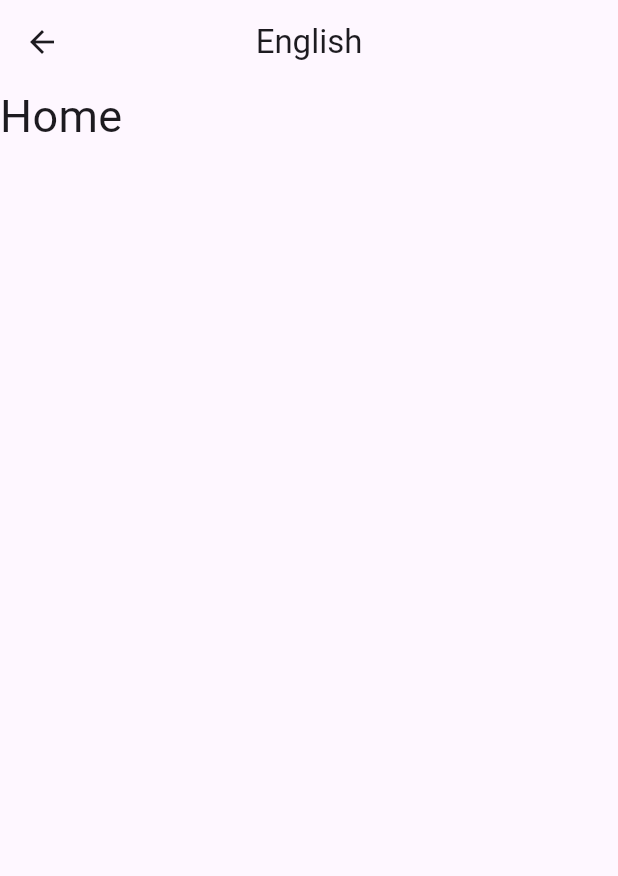
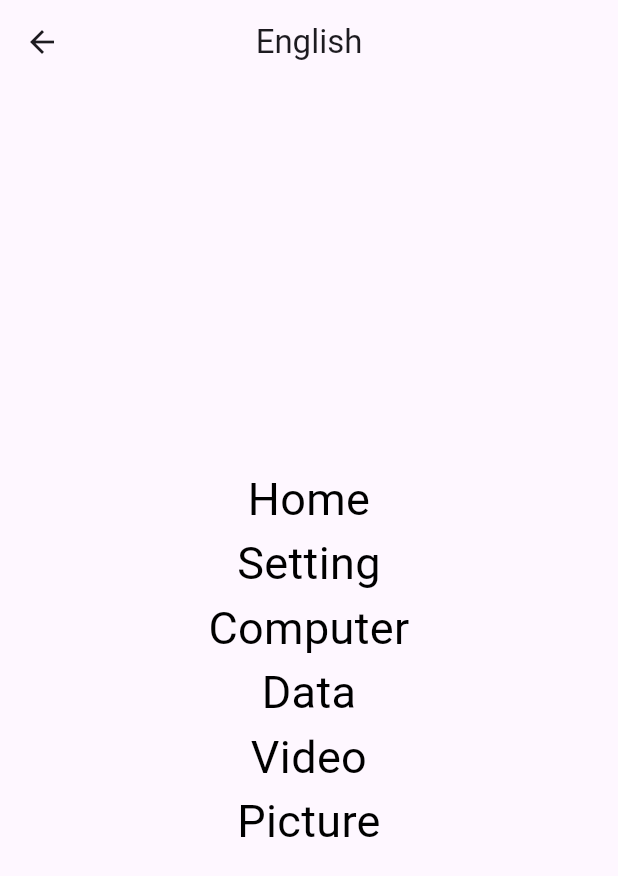
Before and after one commit to SaTya-Dev082/Getx-State-Management, a Flutter app: the screen it shows after launch, after a tap on "English", on a phone screen of 412 x 824 dp. Shown: the top 876 px of the screen. Run offline on Flutter 3.47's test engine with Material 3 defaults, Android fonts, the phone set to English and light mode, and no system bars; our stand-ins replace get, get_storage.

Commit message:
using button to change language three languages

```diff
--- a/lib/main.dart
+++ b/lib/main.dart
@@ -3,6 +3,7 @@ import 'package:get/get.dart';
 import 'package:get_storage/get_storage.dart';
 import 'package:learning_getx/mvc_partern/binding/home_binding.dart';
 import 'package:learning_getx/mvc_partern/localizations/controllers/app_localization_controller.dart';
+import 'package:learning_getx/mvc_partern/localizations/controllers/local_service_controller.dart';
 import 'package:learning_getx/mvc_partern/localizations/views/chinese_screen.dart';
 import 'package:learning_getx/mvc_partern/localizations/views/english_screen.dart';
 import 'package:learning_getx/mvc_partern/localizations/views/khmer_screen.dart';
@@ -13,6 +14,8 @@ import 'package:learning_getx/routes/home_screen.dart';
 import 'package:learning_getx/routes/second_screen.dart';
 import 'package:learning_getx/routes/third_screen.dart';
 import 'package:learning_getx/test_route/home_screen.dart';
+
+import 'mvc_partern/localizations/views/language_more_view.dart';
 // import 'package:learning_getx/routes/first_screen.dart';
 // import 'package:learning_getx/routes/home_screen.dart';
 // import 'package:learning_getx/routes/second_screen.dart';
@@ -25,40 +28,47 @@ void main() async {
 
 class MyApp extends StatelessWidget {
   MyApp({super.key});
-  GetStorage box = GetStorage();
 
   @override
   Widget build(BuildContext context) {
-    print(box.read("lang"));
+    print(LocaleService.getLocale());
     return GetMaterialApp(
-      /// Localization
-      locale:
+      /// Localization two languages
+      /*locale:
           (box.read("lang") == null)
               ? const Locale("en")
               : Locale(box.read("lang")),
+      */
       translations: AppLocalizationController(),
+      locale: LocaleService.getLocale(),
+      fallbackLocale: const Locale("en", "US"),
       initialRoute: "/",
       getPages: [
         GetPage(
           name: '/',
-          page: () => LanguageView(),
+          page: () => LanguageMoreView(),
           transition: Transition.rightToLeft,
         ),
         GetPage(
           name: '/englishScreen',
           page: () => EnglishScreen(),
-          transition: Transition.rightToLeft,
+          // transition: Transition.rightToLeft,
         ),
         GetPage(
           name: '/khmerScreen',
           page: () => KhmerScreen(),
-          transition: Transition.rightToLeft,
+          // transition: Transition.rightToLeft,
         ),
         GetPage(
           name: '/chineseScreen',
           page: () => ChineseScreen(),
-          transition: Transition.rightToLeft,
+          // transition: Transition.rightToLeft,
         ),
+        // GetPage(
+        //   name: '/changeLanguage',
+        //   page: () => ChangeLanguage(),
+        //   // transition: Transition.rightToLeft,
+        // ),
       ],
 
       // Dependency Injection
--- a/lib/mvc_partern/localizations/controllers/app_localization_controller.dart
+++ b/lib/mvc_partern/localizations/controllers/app_localization_controller.dart
@@ -5,5 +5,5 @@ import 'package:learning_getx/mvc_partern/localizations/languages/khmer.dart';
 
 class AppLocalizationController extends Translations {
   @override
-  Map<String, Map<String, String>> get keys => {"en": en, "kh": kh, "ch": ch};
+  Map<String, Map<String, String>> get keys => {"en": en, "kh": kh, "zh": zh};
 }
--- /dev/null
+++ b/lib/mvc_partern/localizations/controllers/local_service_controller.dart
@@ -0,0 +1,22 @@
+import 'package:get/get.dart';
+import 'package:get_storage/get_storage.dart';
+import 'dart:ui';
+
+class LocaleService {
+  static final _box = GetStorage();
+  static const _key = 'locale';
+
+  static Locale getLocale() {
+    final locale = _box.read(_key);
+    if (locale != null) {
+      final parts = locale.split('_');
+      return Locale(parts[0], parts[1]);
+    }
+    return Get.deviceLocale ?? const Locale('en', 'US');
+  }
+
+  static void saveLocale(Locale locale) {
+    _box.write(_key, '${locale.languageCode}_${locale.countryCode}');
+    Get.updateLocale(locale);
+  }
+}
--- a/lib/mvc_partern/localizations/languages/chinese.dart
+++ b/lib/mvc_partern/localizations/languages/chinese.dart
@@ -1,4 +1,4 @@
-Map<String, String> ch = {
+Map<String, String> zh = {
   "language": "中文",
   "home": "首页",
   "setting": "设置",
--- a/lib/mvc_partern/localizations/views/english_screen.dart
+++ b/lib/mvc_partern/localizations/views/english_screen.dart
@@ -9,11 +9,39 @@ class EnglishScreen extends StatelessWidget {
     return Scaffold(
       appBar: AppBar(title: Text("English"), centerTitle: true),
       body: Column(
+        crossAxisAlignment: CrossAxisAlignment.stretch,
+        mainAxisAlignment: MainAxisAlignment.center,
+        spacing: 0,
         children: [
           Text(
             "home".tr,
             textAlign: TextAlign.center,
-            style: TextStyle(fontSize: 30),
+            style: TextStyle(fontSize: 30, color: Colors.black),
+          ),
+          Text(
+            "setting".tr,
+            textAlign: TextAlign.center,
+            style: TextStyle(fontSize: 30, color: Colors.black),
+          ),
+          Text(
+            "computer".tr,
+            textAlign: TextAlign.center,
+            style: TextStyle(fontSize: 30, color: Colors.black),
+          ),
+          Text(
+            "data".tr,
+            textAlign: TextAlign.center,
+            style: TextStyle(fontSize: 30, color: Colors.black),
+          ),
+          Text(
+            "video".tr,
+            textAlign: TextAlign.center,
+            style: TextStyle(fontSize: 30, color: Colors.black),
+          ),
+          Text(
+            "picture".tr,
+            textAlign: TextAlign.center,
+            style: TextStyle(fontSize: 30, color: Colors.black),
           ),
         ],
       ),
--- /dev/null
+++ b/lib/mvc_partern/localizations/views/language_more_view.dart
@@ -0,0 +1,104 @@
+import 'package:flutter/material.dart';
+import 'package:get/get.dart';
+import 'package:get_storage/get_storage.dart';
+import 'package:learning_getx/mvc_partern/localizations/controllers/local_service_controller.dart';
+
+class LanguageMoreView extends StatelessWidget {
+  const LanguageMoreView({super.key});
+
+  @override
+  Widget build(BuildContext context) {
+    return Scaffold(
+      appBar: AppBar(
+        title: Text("Language Screen", textAlign: TextAlign.center),
+      ),
+      body: Column(
+        mainAxisAlignment: MainAxisAlignment.center,
+        crossAxisAlignment: CrossAxisAlignment.stretch,
+        children: [
+          Padding(
+            padding: const EdgeInsets.symmetric(horizontal: 20),
+            child: MaterialButton(
+              shape: RoundedRectangleBorder(
+                borderRadius: BorderRadius.circular(25),
+              ),
+              height: 50,
+              onPressed: () {
+                Get.toNamed("/englishScreen");
+                LocaleService.saveLocale(Locale("en"));
+              },
+              color: Colors.green,
+              child: const Text(
+                "English",
+                style: TextStyle(fontSize: 18, color: Colors.black),
+              ),
+            ),
+          ),
+          SizedBox(height: 10),
+          Padding(
+            padding: const EdgeInsets.symmetric(horizontal: 20),
+            child: MaterialButton(
+              shape: RoundedRectangleBorder(
+                borderRadius: BorderRadius.circular(25),
+              ),
+              height: 50,
+              onPressed: () {
+                Get.toNamed("/khmerScreen");
+                LocaleService.saveLocale(Locale("kh"));
+              },
+              color: Colors.blueGrey,
+              child: const Text(
+                "ភាសាខ្មែរ",
+                style: TextStyle(fontSize: 18, color: Colors.black),
+              ),
+            ),
+          ),
+          SizedBox(height: 10),
+          Padding(
+            padding: const EdgeInsets.symmetric(horizontal: 20),
+            child: MaterialButton(
+              shape: RoundedRectangleBorder(
+                borderRadius: BorderRadius.circular(25),
+              ),
+              height: 50,
+              onPressed: () {
+                Get.toNamed("/chineseScreen");
+                LocaleService.saveLocale(Locale("zh"));
+              },
+              color: Colors.red,
+              child: const Text(
+                "中文",
+                style: TextStyle(fontSize: 18, color: Colors.black),
+              ),
+            ),
+          ),
+          SizedBox(height: 20),
+          Text(
+            "home".tr,
+            style: TextStyle(fontSize: 30),
+            textAlign: TextAlign.center,
+          ),
+          SizedBox(height: 10),
+          Padding(
+            padding: const EdgeInsets.symmetric(horizontal: 20),
+            child: MaterialButton(
+              shape: RoundedRectangleBorder(
+                borderRadius: BorderRadius.circular(25),
+              ),
+              height: 50,
+              onPressed: () {
+                Get.toNamed("/changeLanguage");
+                LocaleService.saveLocale(Locale("zh"));
+              },
+              color: Colors.blue,
+              child: Text(
+                "language".tr,
+                style: TextStyle(fontSize: 18, color: Colors.black),
+              ),
+            ),
+          ),
+        ],
+      ),
+    );
+  }
+}
```
Also changed, not shown: lib/mvc_partern/localizations/views/chinese_screen.dart (+29 -1 lines), lib/mvc_partern/localizations/views/khmer_screen.dart (+29 -1 lines).
